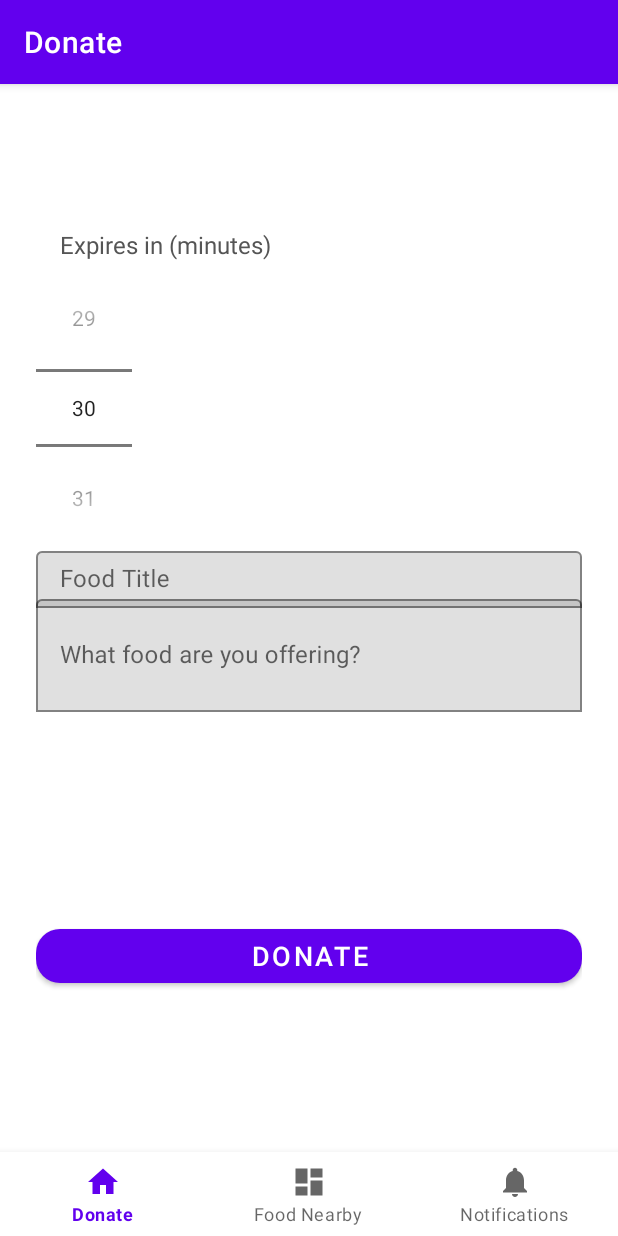
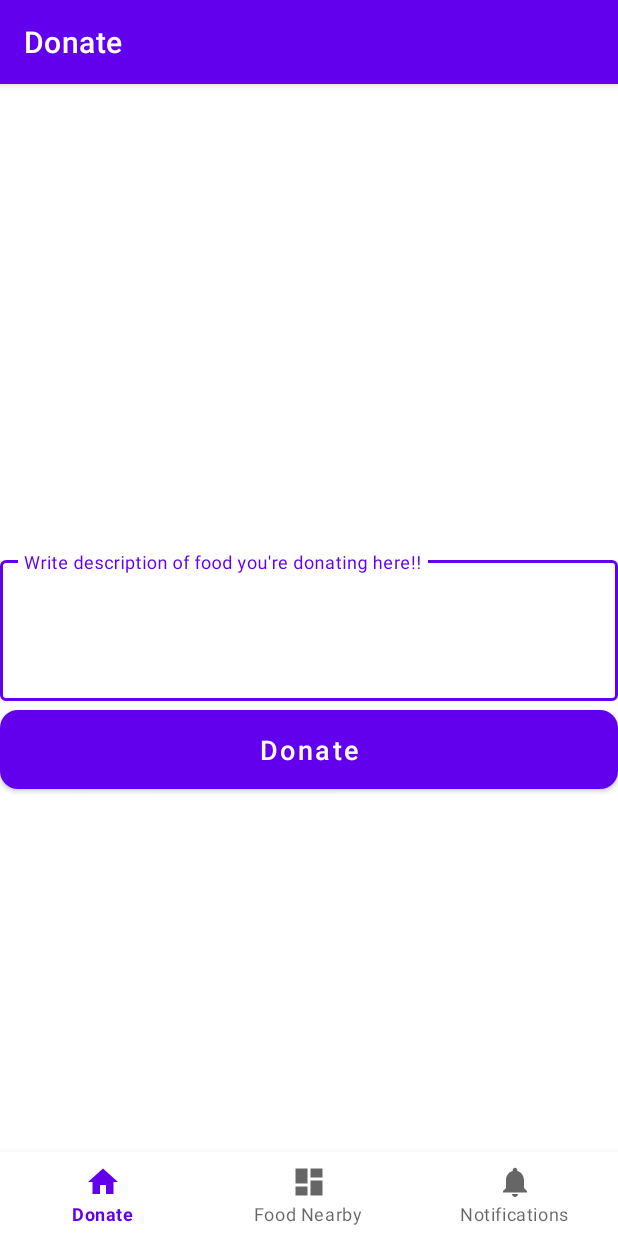
Before and after one commit to zaladmander/HACKATHON-Food-Rescue-Timer, an Android app: the screen it shows after launch (MainActivity), on a phone screen of 412 x 824 dp. Run offline under Robolectric (Android 15) with nearby library versions, the phone set to English and light mode, and no system bars; our stand-ins replace navigation-ui.

Commit message:
Revert "last bit of code"

```diff
--- a/app/src/main/java/com/example/example/ui/food/FoodAdapter.java
+++ b/app/src/main/java/com/example/example/ui/food/FoodAdapter.java
@@ -42,7 +42,6 @@ public class FoodAdapter extends RecyclerView.Adapter<FoodAdapter.FoodViewHolder
     @Override
     public void onBindViewHolder(@NonNull FoodViewHolder holder, int position) {
         FoodItem item = items.get(position);
-        holder.textTitle.setText(item.getTitle());
         holder.textDesc.setText(item.getDescription());
         holder.textTimer.setText(item.getMinutesLeft() + " min left");
     }
@@ -54,16 +53,13 @@ public class FoodAdapter extends RecyclerView.Adapter<FoodAdapter.FoodViewHolder
 
     static class FoodViewHolder extends RecyclerView.ViewHolder {
 
-        TextView textTitle;
         TextView textDesc;
         TextView textTimer;
 
         FoodViewHolder(@NonNull View itemView) {
             super(itemView);
-            textTitle = itemView.findViewById(R.id.textTitle);
             textDesc = itemView.findViewById(R.id.textDesc);
             textTimer = itemView.findViewById(R.id.textTimer);
         }
     }
-
 }
--- a/app/src/main/java/com/example/example/ui/home/HomeFragment.java
+++ b/app/src/main/java/com/example/example/ui/home/HomeFragment.java
@@ -6,7 +6,6 @@ import android.view.View;
 import android.view.ViewGroup;
 import android.widget.Button;
 import android.widget.EditText;
-import android.widget.NumberPicker;
 
 import androidx.fragment.app.Fragment;
 import androidx.lifecycle.ViewModelProvider;
@@ -18,12 +17,9 @@ import org.jspecify.annotations.NonNull;
 
 public class HomeFragment extends Fragment {
 
-    EditText editTextTitle;
-    EditText editTextDescription;
+    private EditText editTextText;
     private Button buttonDonate;
     private FoodViewModel foodViewModel;
-    private NumberPicker numberPickerMinutes;
-
 
 
     @Override
@@ -32,35 +28,22 @@ public class HomeFragment extends Fragment {
 
         View root = inflater.inflate(R.layout.fragment_home, container, false);
 
-        editTextTitle = root.findViewById(R.id.editTextTitle);
-        editTextDescription = root.findViewById(R.id.editTextText);
+        editTextText = root.findViewById(R.id.editTextText);
         buttonDonate = root.findViewById(R.id.buttonDonate);
-        numberPickerMinutes = root.findViewById(R.id.numberPickerMinutes);
-
-        // set allowed range, eg 5–120 minutes
-        numberPickerMinutes.setMinValue(5);
-        numberPickerMinutes.setMaxValue(120);
-        // default selection
-        numberPickerMinutes.setValue(30);
-        numberPickerMinutes.setWrapSelectorWheel(false);
-
 
         // SHARED ViewModel: this is the important part
         foodViewModel = new ViewModelProvider(requireActivity())
                 .get(FoodViewModel.class);
 
+        // Now the click listener:
         buttonDonate.setOnClickListener(v -> {
-            String title = editTextTitle.getText().toString().trim();
-            String desc = editTextDescription.getText().toString().trim();
-            int minutes = numberPickerMinutes.getValue();
+            String desc = editTextText.getText().toString().trim();
 
-            if (!title.isEmpty()) {
-                foodViewModel.addDonation(title, desc, minutes);
-                editTextTitle.setText("");
-                editTextDescription.setText("");
+            if (!desc.isEmpty()) {
+                foodViewModel.addDonation(desc);  // <-- THIS adds it to the list
+                editTextText.setText("");        // clear box
             }
         });
-
 
         return root;
     }
--- a/app/src/main/res/layout/fragment_home.xml
+++ b/app/src/main/res/layout/fragment_home.xml
@@ -1,81 +1,44 @@
-<androidx.constraintlayout.widget.ConstraintLayout
-    xmlns:android="http://schemas.android.com/apk/res/android"
+<?xml version="1.0" encoding="utf-8"?>
+<androidx.constraintlayout.widget.ConstraintLayout xmlns:android="http://schemas.android.com/apk/res/android"
     xmlns:app="http://schemas.android.com/apk/res-auto"
+    xmlns:tools="http://schemas.android.com/tools"
     android:layout_width="match_parent"
     android:layout_height="match_parent"
-    android:padding="24dp">
-
-    <TextView
-        android:id="@+id/timerLabel"
-        android:layout_width="wrap_content"
-        android:layout_height="wrap_content"
-        android:text="Expires in (minutes)"
-        android:textSize="16sp"
-        android:textColor="#555"
-        app:layout_constraintTop_toTopOf="parent"
-        app:layout_constraintStart_toStartOf="parent"
-        android:layout_marginStart="16dp"
-        android:layout_marginTop="16dp" />
-
-
-    <NumberPicker
-        android:id="@+id/numberPickerMinutes"
-        android:layout_width="wrap_content"
-        android:layout_height="wrap_content"
-        android:layout_marginTop="8dp"
-        app:layout_constraintTop_toBottomOf="@id/timerLabel"
-        app:layout_constraintStart_toStartOf="parent" />
+    tools:context=".ui.home.HomeFragment">
 
     <com.google.android.material.textfield.TextInputLayout
-        android:id="@+id/inputTitleContainer"
+        android:id="@+id/textInputLayout2"
+        style="@style/Widget.MaterialComponents.TextInputLayout.OutlinedBox"
         android:layout_width="0dp"
         android:layout_height="wrap_content"
-        android:hint="Food Title"
+        android:layout_marginTop="256dp"
+        android:hint="Write description of food you're donating here!!"
         app:boxBackgroundMode="outline"
-        app:layout_constraintTop_toBottomOf="@id/numberPickerMinutes"
+        app:layout_constraintEnd_toEndOf="parent"
         app:layout_constraintStart_toStartOf="parent"
-        app:layout_constraintEnd_toEndOf="parent">
-
-        <com.google.android.material.textfield.TextInputEditText
-            android:id="@+id/editTextTitle"
-            android:layout_width="match_parent"
-            android:layout_height="wrap_content"
-            android:padding="8dp" />
-    </com.google.android.material.textfield.TextInputLayout>
-
-    <!-- Description field -->
-    <com.google.android.material.textfield.TextInputLayout
-        android:id="@+id/textInputContainer"
-        android:layout_width="0dp"
-        android:layout_height="wrap_content"
-        android:layout_marginTop="32dp"
-        android:hint="What food are you offering?"
-        app:boxBackgroundMode="outline"
-        app:layout_constraintTop_toBottomOf="@id/numberPickerMinutes"
-        app:layout_constraintStart_toStartOf="parent"
-        app:layout_constraintEnd_toEndOf="parent">
+        app:layout_constraintTop_toTopOf="parent">
 
         <com.google.android.material.textfield.TextInputEditText
             android:id="@+id/editTextText"
             android:layout_width="match_parent"
             android:layout_height="wrap_content"
-            android:minLines="3"
-            android:padding="8dp" />
+            android:inputType="textMultiLine"
+            android:minLines="3" />
     </com.google.android.material.textfield.TextInputLayout>
 
-    <!-- Donate button -->
     <com.google.android.material.button.MaterialButton
         android:id="@+id/buttonDonate"
+        style="@style/Widget.MaterialComponents.Button"
         android:layout_width="0dp"
         android:layout_height="wrap_content"
-        android:layout_marginTop="24dp"
-        android:layout_marginBottom="24dp"
+        android:padding="14dp"
         android:text="Donate"
+        android:textAllCaps="false"
         android:textSize="18sp"
-        app:cornerRadius="16dp"
-        app:layout_constraintTop_toBottomOf="@id/textInputContainer"
+        app:cornerRadius="12dp"
+        app:layout_constraintEnd_toEndOf="parent"
+        app:layout_constraintHorizontal_bias="0.0"
         app:layout_constraintStart_toStartOf="parent"
-        app:layout_constraintEnd_toEndOf="parent"
-        app:layout_constraintBottom_toBottomOf="parent" />
+        app:layout_constraintTop_toBottomOf="@+id/textInputLayout2" />
 
 </androidx.constraintlayout.widget.ConstraintLayout>
```
Also changed, not shown: app/src/main/java/com/example/example/ui/dashboard/DashboardFragment.java (+0 -20 lines), app/src/main/java/com/example/example/ui/food/FoodItem.java (+12 -7 lines), app/src/main/java/com/example/example/ui/food/FoodViewModel.java (+7 -26 lines), app/src/main/res/layout/fragment_dashboard.xml (+5 -11 lines), app/src/main/res/layout/item_food.xml (+3 -10 lines).
